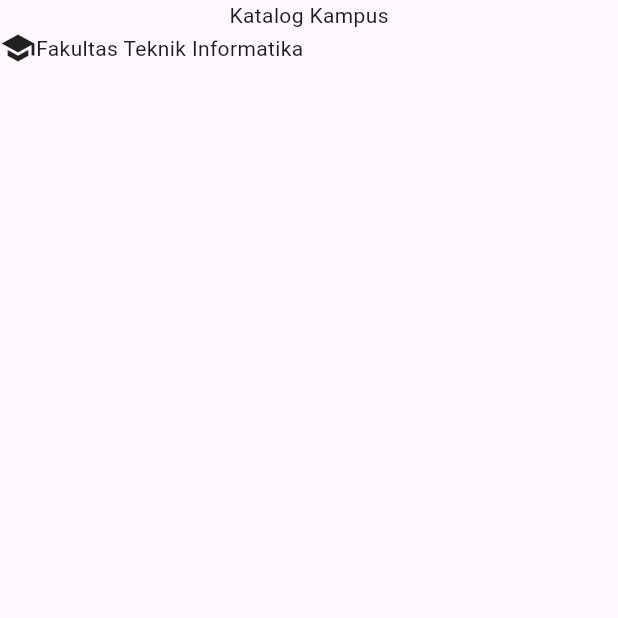
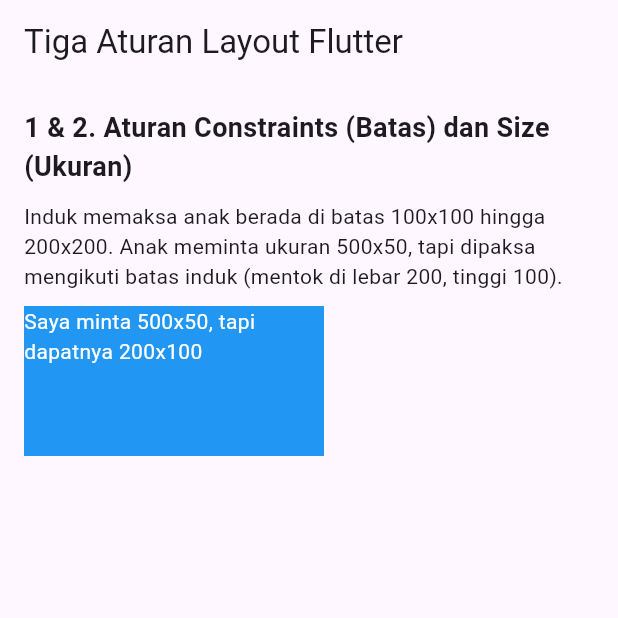
Before and after one commit to RizlH/BelajarLayoutDart, a Flutter app: the screen it shows after launch, on a phone screen of 412 x 824 dp, the top half of it. Run offline on Flutter 3.47's test engine with Material 3 defaults, Android fonts, the phone set to English and light mode, and no system bars.

Commit message:
Aturan 1: Constraints Turun

```diff
--- a/layout5/lib/main.dart
+++ b/layout5/lib/main.dart
@@ -1,42 +1,112 @@
 import 'package:flutter/material.dart';
 
 void main() {
-  runApp(const MyApp());
+  runApp(const MaterialApp(
+    home: LayoutRulesExample(),
+  ));
 }
 
-class MyApp extends StatelessWidget {
-  const MyApp({super.key});
+class LayoutRulesExample extends StatelessWidget {
+  const LayoutRulesExample({super.key});
 
   @override
   Widget build(BuildContext context) {
-    return MaterialApp(
-      debugShowCheckedModeBanner: false,
-      title: 'Aplikasi Mahasiswa',
-      theme: ThemeData(
-        primarySwatch: Colors.blue,
+    return Scaffold(
+      appBar: AppBar(
+        title: const Text('Tiga Aturan Layout Flutter'),
       ),
-      home: MyHomePage(),
+      body: MyPages1(),
    );
  }
 }
 
-class MyHomePage extends StatelessWidget {
-  const MyHomePage({super.key});
+
+class MyPages1 extends StatelessWidget {
+  const MyPages1({super.key});
 
   @override
   Widget build(BuildContext context) {
-    return Scaffold(
-      body: Column(
+    return SingleChildScrollView(
+      child: Padding(
+        padding: const EdgeInsets.all(16.0),
+        child: Column(
+          crossAxisAlignment: CrossAxisAlignment.start,
           children: [
-          const Text('Katalog Kampus'),
-          Row(
-            children: const [
-            Icon(Icons.school),
-            Text('Fakultas Teknik Informatika'),
-            ]
+            const Text(
+              '1 & 2. Aturan Constraints (Batas) dan Size (Ukuran)',
+              style: TextStyle(fontSize: 18, fontWeight: FontWeight.bold),
             ),
-        ]
+            const SizedBox(height: 10),
+            const Text('Induk memaksa anak berada di batas 100x100 hingga 200x200. Anak meminta ukuran 500x50, tapi dipaksa mengikuti batas induk (mentok di lebar 200, tinggi 100).'),
+            const SizedBox(height: 10),
+
+            // contoh aturan 1 & 2
+            ConstrainedBox(
+              // induk memberikan constraints ke bawah (constraints turun)
+              constraints: const BoxConstraints(
+                minWidth: 100,
+                maxWidth: 200,
+                minHeight: 100,
+                maxHeight: 200,
+              ),
+              // anak mencoba menentukan ukuran (ukuran naik)
+              child: Container(
+                width: 500, // Mencoba lebih besar dari maxWidth (Gagal, dipaksa 200)
+                height: 50, // Mencoba lebih kecil dari minHeight (Gagal, dipaksa 100)
+                color: Colors.blue,
+                child: const Text(
+                  'Saya minta 500x50, tapi dapatnya 200x100',
+                  style: TextStyle(color: Colors.white),
+                ),
+              ),
+            ),
+          ],
+        ),
       ),
     );
   }
 }
+
+
+
+
+
+
+
+
+// class MyApp extends StatelessWidget {
+//   const MyApp({super.key});
+
+//   @override
+//   Widget build(BuildContext context) {
+//     return MaterialApp(
+//       debugShowCheckedModeBanner: false,
+//       title: 'Aplikasi Mahasiswa',
+//       theme: ThemeData(
+//         primarySwatch: Colors.blue,
+//       ),
+//       home: MyHomePage(),
+//     );
+//   }
+// }
+
+// class MyHomePage extends StatelessWidget {
+//   const MyHomePage({super.key});
+
+//   @override
+//   Widget build(BuildContext context) {
+//     return Scaffold(
+//       body: Column(
+//         children: [
+//           const Text('Katalog Kampus'),
+//           Row(
+//             children: const [
+//             Icon(Icons.school),
+//             Text('Fakultas Teknik Informatika'),
+//             ]
+//           ),
+//         ]
+//       ),
+//     );
+//   }
+// }
```
Lines whose indentation alone changed are shown as unchanged.
